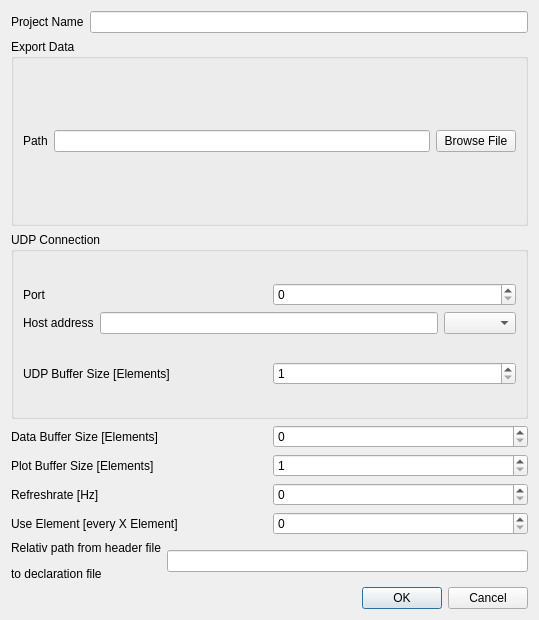
This is forms/settingsdialog.ui in potolog/UDPLogger as Qt 5 draws it before an edit. The edited form follows.
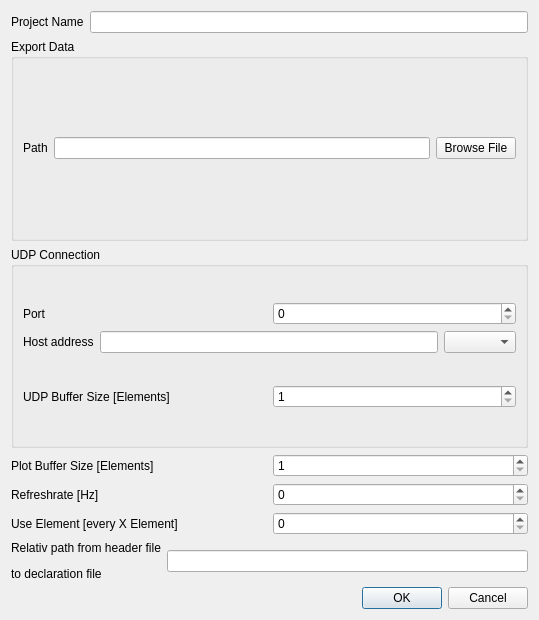
This is the edited form.

Commit message: remove data_buffer_size variable and spinbox, because anymore needed

Diff of the .ui file:
```diff
--- a/forms/settingsdialog.ui
+++ b/forms/settingsdialog.ui
@@ -130,24 +130,6 @@
      </layout>
     </widget>
    </item>
-   <item>
-    <layout class="QHBoxLayout" name="horizontalLayout_6">
-     <item>
-      <widget class="QLabel" name="label_6">
-       <property name="text">
-        <string>Data Buffer Size [Elements]</string>
-       </property>
-      </widget>
-     </item>
-     <item>
-      <widget class="QDoubleSpinBox" name="spinbox_data_buffersize">
-       <property name="decimals">
-        <number>0</number>
-       </property>
-      </widget>
-     </item>
-    </layout>
-   </item>
    <item>
     <layout class="QHBoxLayout" name="horizontalLayout_3">
      <item>
```
The commit also changes 8 other files.
